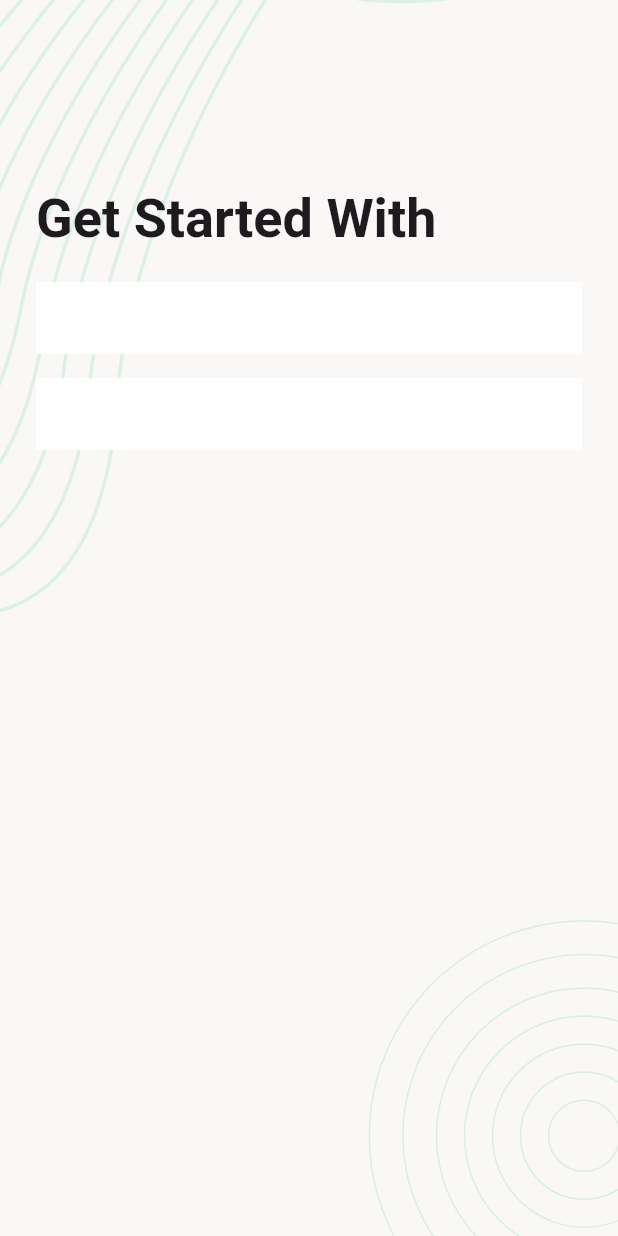
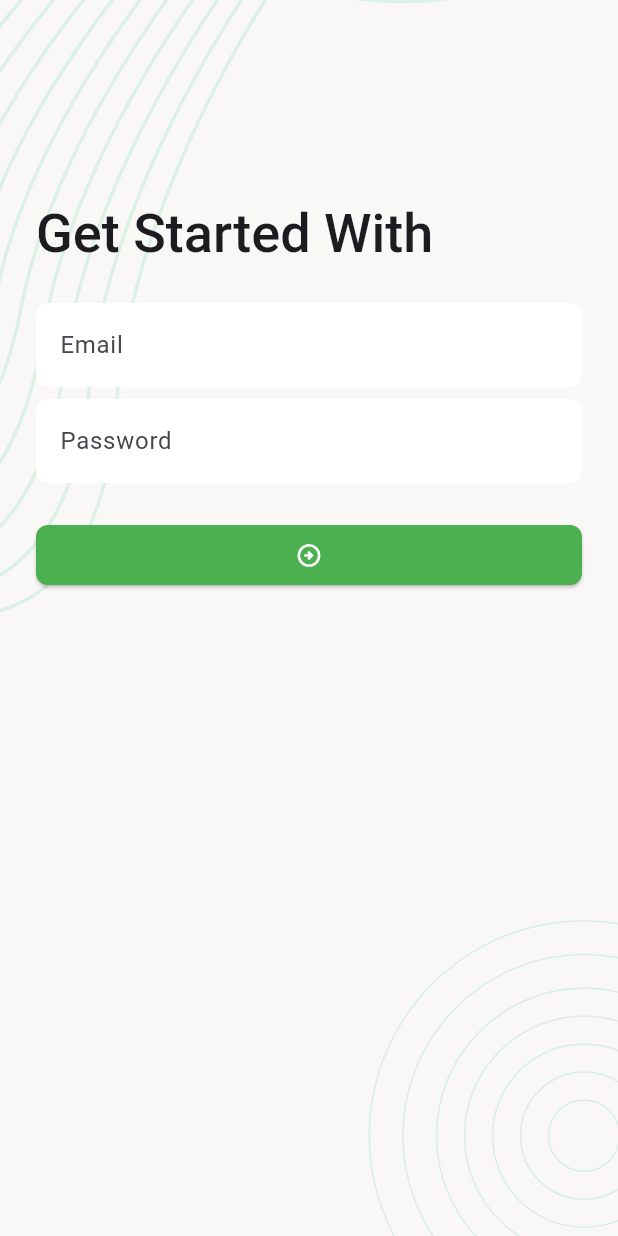
Before and after one commit to Kamrul-Hasan-2/task_managment_apk, a Flutter app: the screen it shows after launch, on a phone screen of 412 x 824 dp. Run offline on Flutter 3.47's test engine with Material 3 defaults, Android fonts, the phone set to English and light mode, and no system bars; our stand-ins replace flutter_svg.

Commit message:
Sign in screen complete

```diff
--- a/lib/app.dart
+++ b/lib/app.dart
@@ -1,18 +1,61 @@
 import 'package:flutter/material.dart';
 import 'package:task_managment_apk/ui/home/splash_screen.dart';
+import 'package:task_managment_apk/ui/widget/app_color.dart';
 
-class TaskManager extends StatelessWidget {
+class TaskManager extends StatefulWidget {
   const TaskManager({super.key});
 
+  @override
+  State<TaskManager> createState() => _TaskManagerState();
+}
+
+class _TaskManagerState extends State<TaskManager> {
   @override
   Widget build(BuildContext context) {
     return  MaterialApp(
       theme: ThemeData(
-        textTheme:  TextTheme(
-
-        )
+        textTheme:  const TextTheme(),
+        inputDecorationTheme: _inputDecorationTheme(),
+        elevatedButtonTheme: _elevatedButtonThemeData()
       ),
       home: const SplashScreen(),
     );
   }
+
+  ElevatedButtonThemeData _elevatedButtonThemeData() {
+    return ElevatedButtonThemeData(
+        style: ElevatedButton.styleFrom(
+        backgroundColor: AppColor.themeColor,
+        foregroundColor: Colors.white,
+        padding: const EdgeInsets.symmetric(
+        horizontal: 16,
+        vertical: 10
+    ),
+    fixedSize: const Size.fromWidth(double.maxFinite),
+    shape: RoundedRectangleBorder(
+    borderRadius: BorderRadius.circular(8)
+    )
+    ),
+    );
+  }
+
+
+  InputDecorationTheme _inputDecorationTheme() {
+    return InputDecorationTheme(
+        fillColor: Colors.white,
+        filled: true,
+        border: _inputBorder(),
+        enabledBorder: _inputBorder(),
+        focusedBorder: _inputBorder(),
+    );
+  }
+
+  OutlineInputBorder _inputBorder () {
+    return OutlineInputBorder(
+      borderSide: BorderSide.none,
+      borderRadius: BorderRadius.circular(8),
+    );
+  }
+
+
 }
--- a/lib/ui/home/sign_in_screen.dart
+++ b/lib/ui/home/sign_in_screen.dart
@@ -1,5 +1,4 @@
 import 'package:flutter/material.dart';
-import 'package:task_managment_apk/ui/widget/custom_text_form_field.dart';
 import 'package:task_managment_apk/ui/widget/screen_background.dart';
 
 class SignInScreen extends StatefulWidget {
@@ -21,22 +20,38 @@ class _SignInScreenState extends State<SignInScreen> {
           child: Column(
             crossAxisAlignment: CrossAxisAlignment.start,
             children: [
-              SizedBox(
-                height: 100,
+              const SizedBox(
+                height: 110,
               ),
               Text(
                 'Get Started With',
-                style:
-                    textTheme.displaySmall!.copyWith(fontWeight: FontWeight.bold),
+                style: textTheme.displaySmall!
+                    .copyWith(fontWeight: FontWeight.w500),
               ),
-              SizedBox(
-                height: 20,
+              const SizedBox(
+                height: 24,
               ),
-              CustomTextFormField(),
-              SizedBox(height: 16,),
-              CustomTextFormField(),
-              SizedBox(height: 16,),
-
+              TextFormField(
+                keyboardType: TextInputType.emailAddress,
+                decoration: const InputDecoration(
+                  hintText: 'Email',
+                ),
+              ),
+              const SizedBox(
+                height: 8,
+              ),
+              TextFormField(
+                obscureText: true,
+                decoration: const InputDecoration(
+                  hintText: 'Password',
+                ),
+              ),
+              const SizedBox(
+                height: 24,
+              ),
+              ElevatedButton(
+                  onPressed: () {},
+                  child:  const Icon(Icons.arrow_circle_right_outlined))
             ],
           ),
         ),
--- /dev/null
+++ b/lib/ui/widget/app_color.dart
@@ -0,0 +1,5 @@
+import 'package:flutter/material.dart';
+
+class AppColor {
+  static const Color themeColor = Colors.green;
+}
--- a/lib/ui/widget/custom_text_form_field.dart
+++ /dev/null
@@ -1,18 +0,0 @@
-import 'package:flutter/material.dart';
-
-class CustomTextFormField extends StatelessWidget {
-  const CustomTextFormField({
-    super.key,
-  });
-
-  @override
-  Widget build(BuildContext context) {
-    return TextFormField(
-      decoration: const InputDecoration(
-        filled: true,
-        fillColor: Colors.white,
-        border: InputBorder.none,
-      ),
-    );
-  }
-}
```
